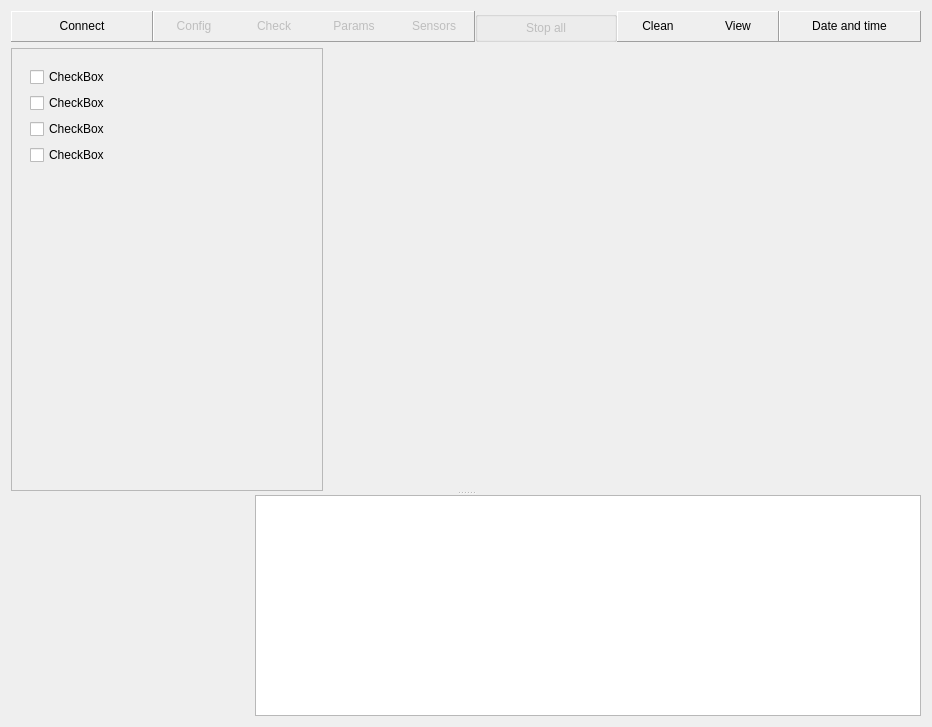
Qt form gui/mainwindow.ui (Shmuma/grain-watering) before a commit.
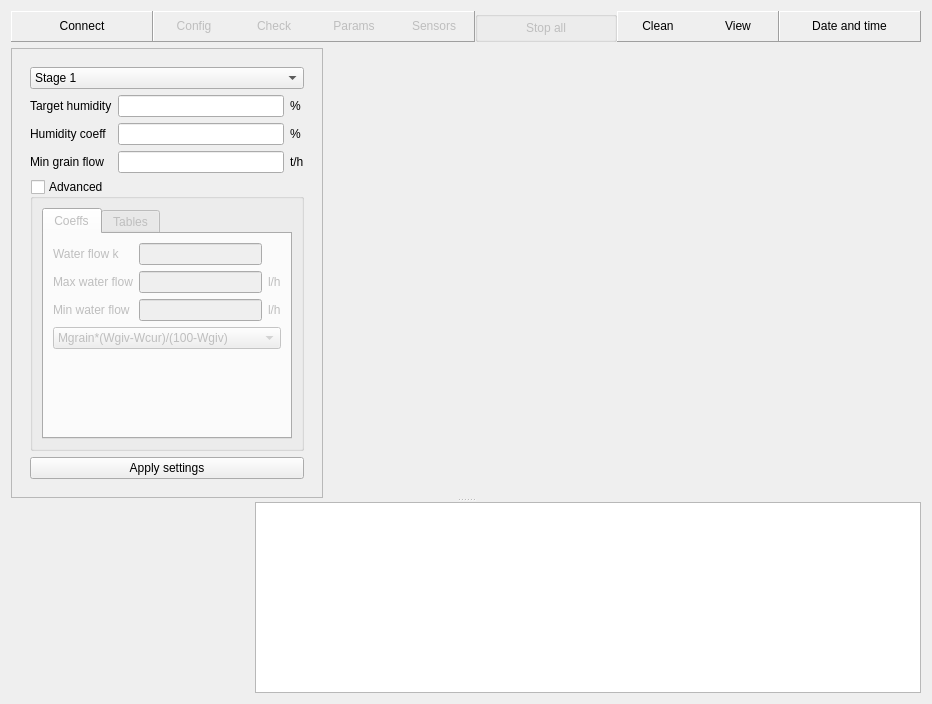
The same form after that commit. The open tabs and pages were chosen to show the change. Custom widgets are drawn as their Qt base class.

Commit message: Settings controls.

```diff
--- a/gui/mainwindow.ui
+++ b/gui/mainwindow.ui
@@ -7,7 +7,7 @@
     <x>0</x>
     <y>0</y>
     <width>932</width>
-    <height>727</height>
+    <height>704</height>
    </rect>
   </property>
   <property name="windowTitle" >
@@ -606,46 +606,257 @@
             <widget class="QWidget" name="sensors" >
              <layout class="QVBoxLayout" >
               <item>
-               <widget class="QCheckBox" name="checkBox" >
-                <property name="text" >
-                 <string>CheckBox</string>
-                </property>
+               <widget class="QComboBox" name="settingsStageComboBox" >
+                <item>
+                 <property name="text" >
+                  <string>Stage 1</string>
+                 </property>
+                </item>
+                <item>
+                 <property name="text" >
+                  <string>Stage 2</string>
+                 </property>
+                </item>
+                <item>
+                 <property name="text" >
+                  <string>Stage 3</string>
+                 </property>
+                </item>
+                <item>
+                 <property name="text" >
+                  <string>Stage 4</string>
+                 </property>
+                </item>
                </widget>
               </item>
               <item>
-               <widget class="QCheckBox" name="checkBox_2" >
-                <property name="text" >
-                 <string>CheckBox</string>
-                </property>
-               </widget>
+               <layout class="QGridLayout" >
+                <item row="0" column="0" >
+                 <widget class="QLabel" name="label_2" >
+                  <property name="text" >
+                   <string>Target humidity</string>
+                  </property>
+                 </widget>
+                </item>
+                <item row="0" column="1" >
+                 <widget class="QLineEdit" name="settingsTargetHumidityEdit" />
+                </item>
+                <item row="0" column="2" >
+                 <widget class="QLabel" name="label_3" >
+                  <property name="text" >
+                   <string>%</string>
+                  </property>
+                 </widget>
+                </item>
+                <item row="1" column="0" >
+                 <widget class="QLabel" name="label_5" >
+                  <property name="text" >
+                   <string>Humidity coeff</string>
+                  </property>
+                 </widget>
+                </item>
+                <item row="1" column="1" >
+                 <widget class="QLineEdit" name="settingsHumidityCoeffEdit" />
+                </item>
+                <item row="1" column="2" >
+                 <widget class="QLabel" name="label_4" >
+                  <property name="text" >
+                   <string>%</string>
+                  </property>
+                 </widget>
+                </item>
+                <item row="2" column="0" >
+                 <widget class="QLabel" name="label_6" >
+                  <property name="text" >
+                   <string>Min grain flow</string>
+                  </property>
+                 </widget>
+                </item>
+                <item row="2" column="1" >
+                 <widget class="QLineEdit" name="settingsMinGrainFlowEdit" />
+                </item>
+                <item row="2" column="2" >
+                 <widget class="QLabel" name="label_7" >
+                  <property name="text" >
+                   <string>t/h</string>
+                  </property>
+                 </widget>
+                </item>
+               </layout>
               </item>
               <item>
-               <widget class="QCheckBox" name="checkBox_3" >
-                <property name="text" >
-                 <string>CheckBox</string>
+               <widget class="QGroupBox" name="settingsAdvancedGroupBox" >
+                <property name="title" >
+                 <string>Advanced</string>
                 </property>
+                <property name="checkable" >
+                 <bool>true</bool>
+                </property>
+                <property name="checked" >
+                 <bool>false</bool>
+                </property>
+                <layout class="QVBoxLayout" >
+                 <item>
+                  <widget class="QTabWidget" name="tabWidget" >
+                   <property name="currentIndex" >
+                    <number>0</number>
+                   </property>
+                   <widget class="QWidget" name="tab" >
+                    <attribute name="title" >
+                     <string>Coeffs</string>
+                    </attribute>
+                    <layout class="QVBoxLayout" >
+                     <item>
+                      <layout class="QGridLayout" >
+                       <item row="0" column="0" >
+                        <widget class="QLabel" name="label_9" >
+                         <property name="text" >
+                          <string>Water flow k</string>
+                         </property>
+                        </widget>
+                       </item>
+                       <item row="0" column="1" >
+                        <widget class="QLineEdit" name="settingsTargetHumidityEdit_2" />
+                       </item>
+                       <item row="0" column="2" >
+                        <widget class="QLabel" name="label_8" >
+                         <property name="text" >
+                          <string/>
+                         </property>
+                        </widget>
+                       </item>
+                       <item row="1" column="0" >
+                        <widget class="QLabel" name="label_10" >
+                         <property name="text" >
+                          <string>Max water flow</string>
+                         </property>
+                        </widget>
+                       </item>
+                       <item row="1" column="1" >
+                        <widget class="QLineEdit" name="settingsTargetHumidityEdit_3" />
+                       </item>
+                       <item row="1" column="2" >
+                        <widget class="QLabel" name="label_11" >
+                         <property name="text" >
+                          <string>l/h</string>
+                         </property>
+                        </widget>
+                       </item>
+                       <item row="2" column="0" >
+                        <widget class="QLabel" name="label_13" >
+                         <property name="text" >
+                          <string>Min water flow</string>
+                         </property>
+                        </widget>
+                       </item>
+                       <item row="2" column="1" >
+                        <widget class="QLineEdit" name="settingsTargetHumidityEdit_4" />
+                       </item>
+                       <item row="2" column="2" >
+                        <widget class="QLabel" name="label_12" >
+                         <property name="text" >
+                          <string>l/h</string>
+                         </property>
+                        </widget>
+                       </item>
+                      </layout>
+                     </item>
+                     <item>
+                      <widget class="QComboBox" name="comboBox_2" >
+                       <item>
+                        <property name="text" >
+                         <string>Mgrain*(Wgiv-Wcur)/(100-Wgiv)</string>
+                        </property>
+                       </item>
+                       <item>
+                        <property name="text" >
+                         <string>Mgrain*(Wgiv-Wcur)/100</string>
+                        </property>
+                       </item>
+                      </widget>
+                     </item>
+                     <item>
+                      <spacer>
+                       <property name="orientation" >
+                        <enum>Qt::Vertical</enum>
+                       </property>
+                       <property name="sizeHint" >
+                        <size>
+                         <width>20</width>
+                         <height>81</height>
+                        </size>
+                       </property>
+                      </spacer>
+                     </item>
+                    </layout>
+                   </widget>
+                   <widget class="QWidget" name="tab_2" >
+                    <attribute name="title" >
+                     <string>Tables</string>
+                    </attribute>
+                    <layout class="QVBoxLayout" >
+                     <item>
+                      <widget class="QPushButton" name="pushButton" >
+                       <property name="text" >
+                        <string>Edit humidity table</string>
+                       </property>
+                      </widget>
+                     </item>
+                     <item>
+                      <widget class="QPushButton" name="pushButton_2" >
+                       <property name="text" >
+                        <string>Edit grain flow table</string>
+                       </property>
+                      </widget>
+                     </item>
+                     <item>
+                      <widget class="QPushButton" name="pushButton_3" >
+                       <property name="text" >
+                        <string>Edit grain nature table</string>
+                       </property>
+                      </widget>
+                     </item>
+                     <item>
+                      <widget class="QPushButton" name="pushButton_4" >
+                       <property name="text" >
+                        <string>Edit grain temperature table</string>
+                       </property>
+                      </widget>
+                     </item>
+                     <item>
+                      <widget class="QPushButton" name="pushButton_5" >
+                       <property name="text" >
+                        <string>Edit grain nature coeff table</string>
+                       </property>
+                      </widget>
+                     </item>
+                     <item>
+                      <spacer>
+                       <property name="orientation" >
+                        <enum>Qt::Vertical</enum>
+                       </property>
+                       <property name="sizeHint" >
+                        <size>
+                         <width>20</width>
+                         <height>40</height>
+                        </size>
+                       </property>
+                      </spacer>
+                     </item>
+                    </layout>
+                   </widget>
+                  </widget>
+                 </item>
+                </layout>
                </widget>
               </item>
               <item>
-               <widget class="QCheckBox" name="checkBox_4" >
+               <widget class="QPushButton" name="applySettingsButton" >
                 <property name="text" >
-                 <string>CheckBox</string>
+                 <string>Apply settings</string>
                 </property>
                </widget>
               </item>
-              <item>
-               <spacer>
-                <property name="orientation" >
-                 <enum>Qt::Vertical</enum>
-                </property>
-                <property name="sizeHint" >
-                 <size>
-                  <width>20</width>
-                  <height>40</height>
-                 </size>
-                </property>
-               </spacer>
-              </item>
              </layout>
             </widget>
             <widget class="QWidget" name="params" />
@@ -810,7 +1021,7 @@
           <item>
            <widget class="BSUControl" native="1" name="bsuControl" >
             <property name="sizePolicy" >
-             <sizepolicy vsizetype="Preferred" hsizetype="Minimum" >
+             <sizepolicy vsizetype="Minimum" hsizetype="Minimum" >
               <horstretch>0</horstretch>
               <verstretch>0</verstretch>
              </sizepolicy>
@@ -827,7 +1038,14 @@
         </widget>
        </item>
        <item>
-        <widget class="QListWidget" name="logListView" />
+        <widget class="QListWidget" name="logListView" >
+         <property name="sizePolicy" >
+          <sizepolicy vsizetype="Preferred" hsizetype="Expanding" >
+           <horstretch>0</horstretch>
+           <verstretch>0</verstretch>
+          </sizepolicy>
+         </property>
+        </widget>
        </item>
       </layout>
      </widget>
```
Left out of the diff: 2 changed lines with no effect on the pictures. The commit also changes 2 other files.
